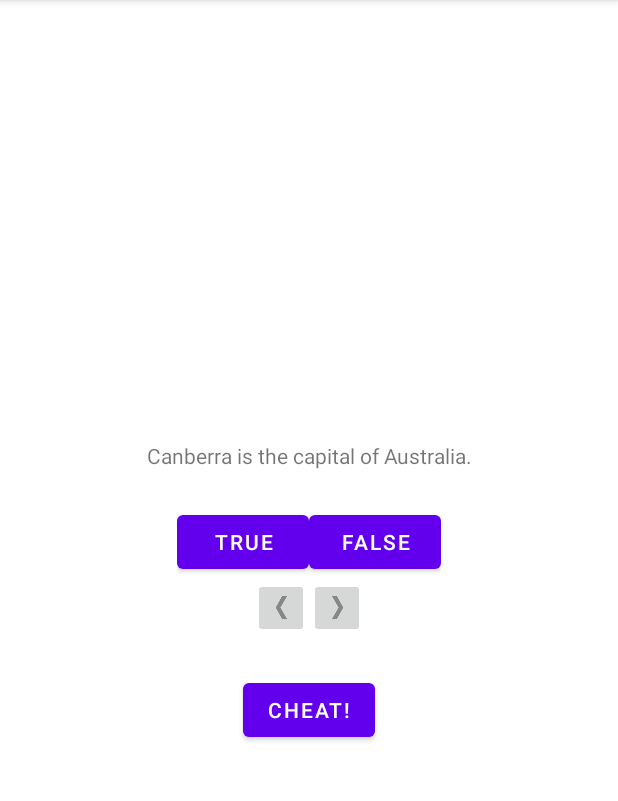
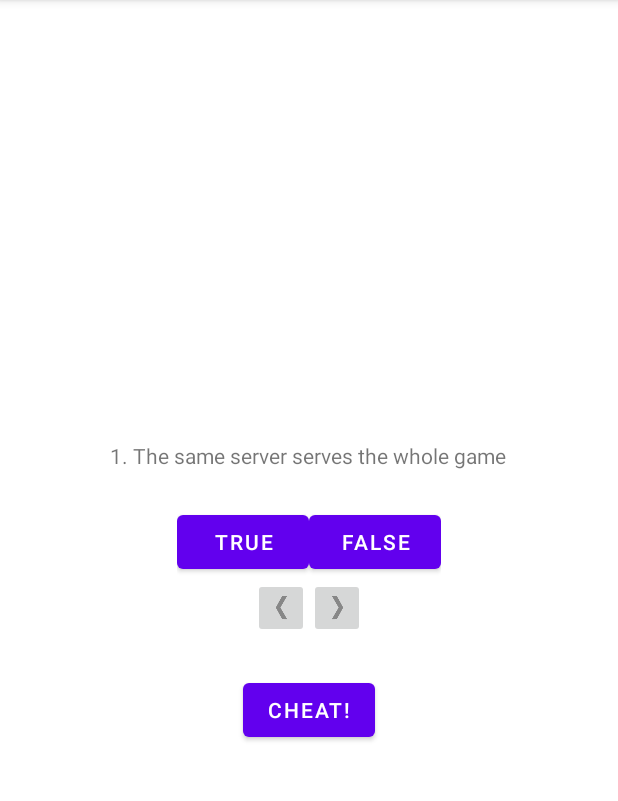
Before and after one commit to fvaldecan/GeoQuiz, an Android app: the screen it shows after launch (MainActivity), on a phone screen of 412 x 824 dp, the part 84-885 px from its top. Run offline under Robolectric (Android 15) with nearby library versions, the phone set to English and light mode, and no system bars.

Commit message:
New questions

```diff
--- a/app/src/main/java/com/example/geoquiz/QuizViewModel.kt
+++ b/app/src/main/java/com/example/geoquiz/QuizViewModel.kt
@@ -6,12 +6,16 @@ import androidx.lifecycle.ViewModel
 private const val TAG = "QuizViewModel"
 class QuizViewModel : ViewModel(){
     private val questionBank = listOf(
-        Question(R.string.question_australia, false, false,false),
-        Question(R.string.question_oceans, true, false,false),
-        Question(R.string.question_mideast, true, false,false),
-        Question(R.string.question_africa, true, false,false),
-        Question(R.string.question_americas, true, false,false),
-        Question(R.string.question_asia, true, false,false)
+        Question(R.string.q1, true, false,false),
+        Question(R.string.q2, false, false,false),
+        Question(R.string.q3, false, false,false),
+        Question(R.string.q4, true, false,false),
+        Question(R.string.q5, true, false,false),
+        Question(R.string.q6, false, false,false),
+        Question(R.string.q7, false, false,false),
+        Question(R.string.q8, false, false,false),
+        Question(R.string.q9, true, false,false),
+        Question(R.string.q10, false, false,false)
     )
     var currentIndex = 0
     var isCheater = false
--- a/app/src/main/res/layout-land/activity_main.xml
+++ b/app/src/main/res/layout-land/activity_main.xml
@@ -10,7 +10,7 @@
         android:layout_height="wrap_content"
         android:padding="24dp"
         android:layout_gravity="center_horizontal"
-        tools:text="@string/question_australia"
+        tools:text="@string/q1"
         />
 
     <LinearLayout
--- a/app/src/main/res/layout/activity_main.xml
+++ b/app/src/main/res/layout/activity_main.xml
@@ -28,7 +28,7 @@
         android:layout_height="wrap_content"
         android:padding="24dp"
         android:gravity="center"
-        tools:text="@string/question_australia"
+        tools:text="@string/q1"
         />
 
     <LinearLayout
--- a/app/src/main/res/values/strings.xml
+++ b/app/src/main/res/values/strings.xml
@@ -4,16 +4,16 @@
     <string name="false_button">False</string>
     <string name="correct_toast">Correct!</string>
     <string name="incorrect_toast">Incorrect!</string>
-    <string name="question_australia">Canberra is the capital of Australia.</string>
-    <string name="question_oceans">The Pacific Ocean is larger than
- the Atlantic Ocean.</string>
-    <string name="question_mideast">The Suez Canal connects the Red Sea
- and the Indian Ocean.</string>
-    <string name="question_africa">The source of the Nile River is in Egypt.</string>
-    <string name="question_americas">The Amazon River is the longest river
- in the Americas.</string>
-    <string name="question_asia">Lake Baikal is the world\'s oldest and deepest
- freshwater lake.</string>
+    <string name="q1">1. The same server serves the whole game</string>
+    <string name="q2">2. Only the serving team can win a point</string>
+    <string name="q3">3. 1 attempt is allowed to get the serve into the correct box</string>
+    <string name="q4">4. If the ball hits the net, and goes into the correct box, the serve is repeated.</string>
+    <string name="q5">5. The first serve is always from the right side</string>
+    <string name="q6">6. Both teams/players move from side to side when a point is scored</string>
+    <string name="q7">7. Deuce is always served from the left</string>
+    <string name="q8">8. Two bounces are allowed on each side</string>
+    <string name="q9">9. Balls that land on the line are in</string>
+    <string name="q10">10. In the early game of tennis dead rodents were used instead of balls</string>
     <string name="prev_button">Prev</string>
     <string name="next_button">Next</string>
     <!--    TODO: 10 Different Questions-->
```
